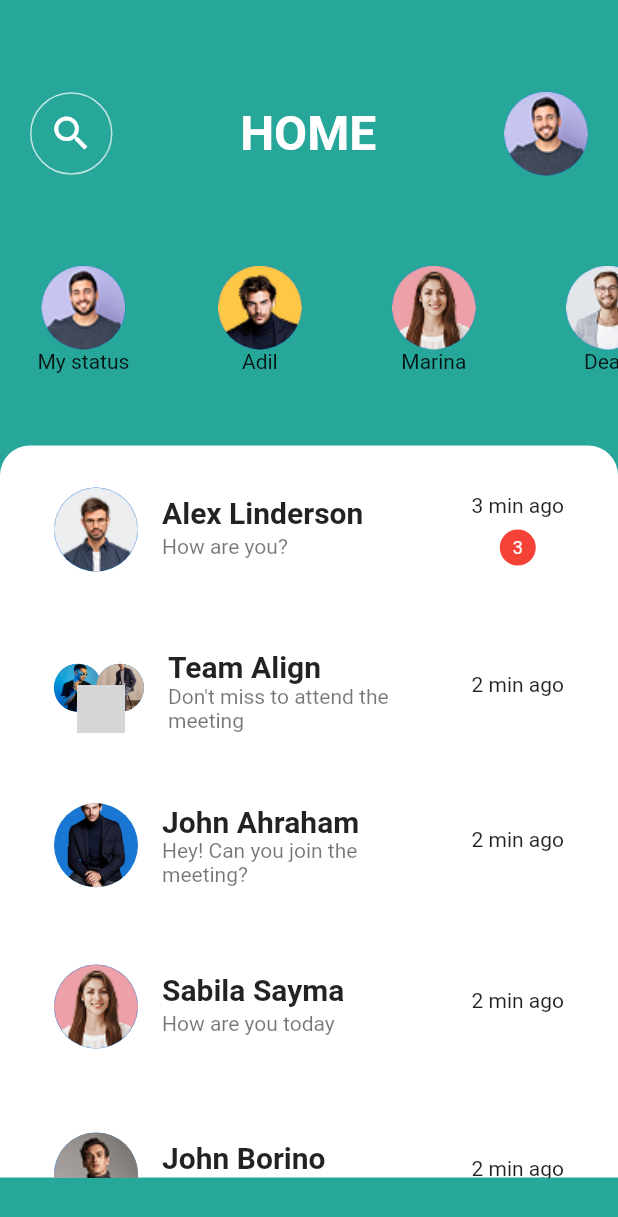
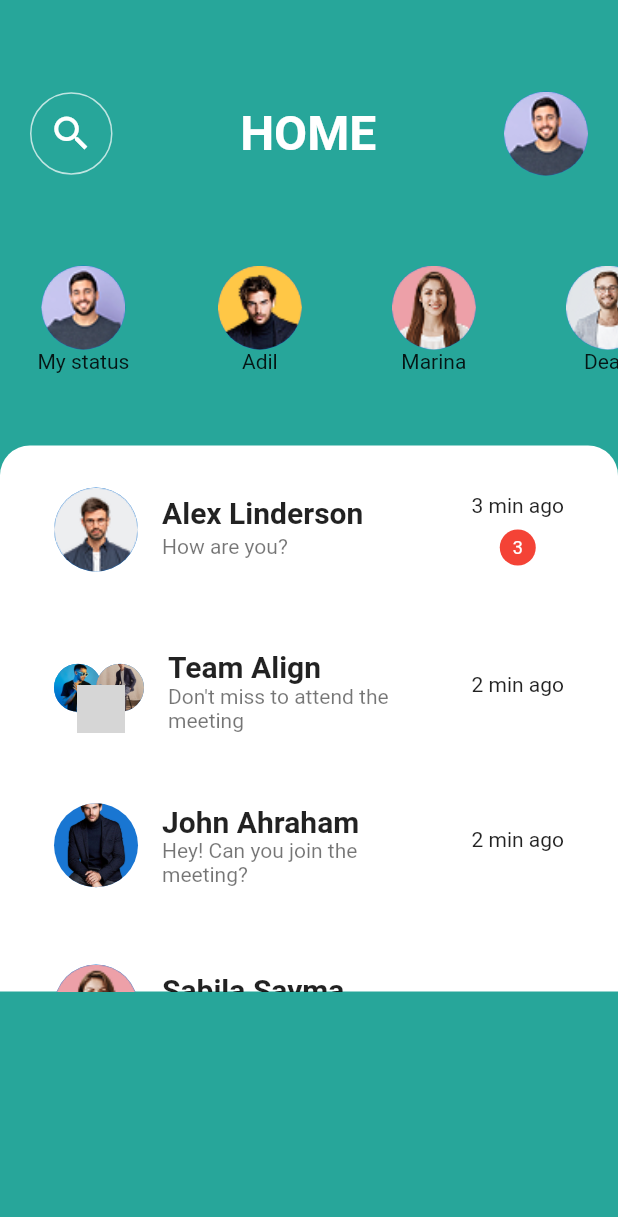
Before and after one commit to sanjaycp450-boop/FLUTTER-APPLICATION11, a Flutter app: the HOME_1 screen opened directly, on a phone screen of 412 x 824 dp. Shown: the top 1217 px of the screen. Run offline on Flutter 3.47's test engine with Material 3 defaults, Android fonts, the phone set to English and light mode, and no system bars; drawn by our look-alikes of flutter_slidable; grey boxes are pictures that could not be loaded.

Commit message:
changein home 1

```diff
--- a/lib/home_1.dart
+++ b/lib/home_1.dart
@@ -181,7 +181,7 @@ class _HOME_1State extends State<HOME_1> {
             ),
           ),
           Container(
-            height:488,
+            height:364,
             width: double.infinity,
             decoration: BoxDecoration(
               color: Colors.white,
@@ -192,7 +192,7 @@ class _HOME_1State extends State<HOME_1> {
             ),
 
             child: ListView.builder(
-              padding: EdgeInsets.all(0),
+              padding: EdgeInsets.zero,
               scrollDirection: Axis.vertical,
               itemCount: chats.length,
               itemBuilder: (context, index) {
```
Also changed, not shown: lib/massege.dart (+35 -7 lines).
